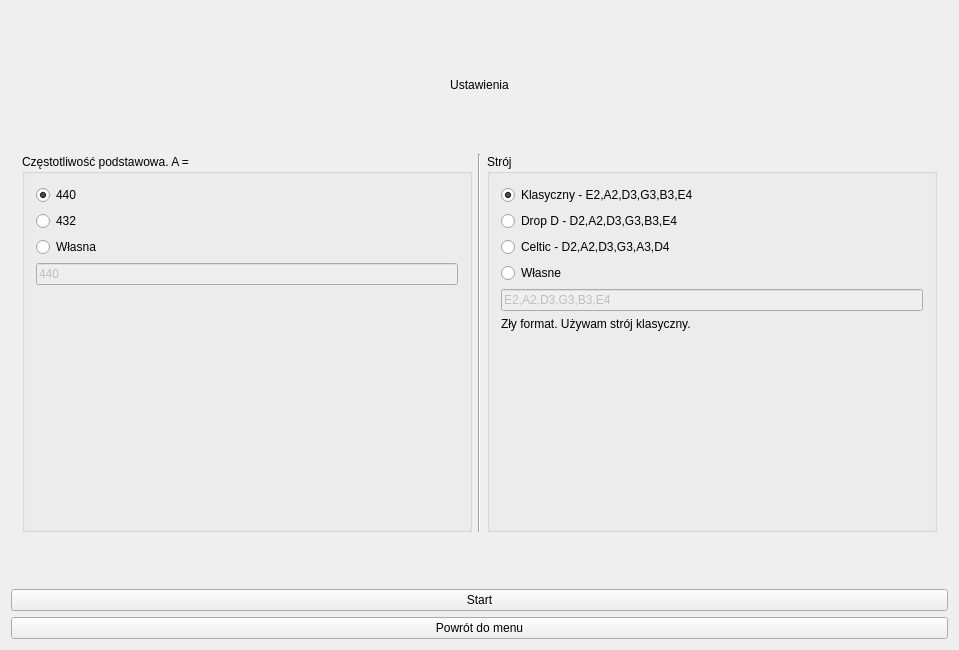
The window that mainwindow.ui (december0123/dzwiekspert) describes before a commit, drawn with Qt 5.
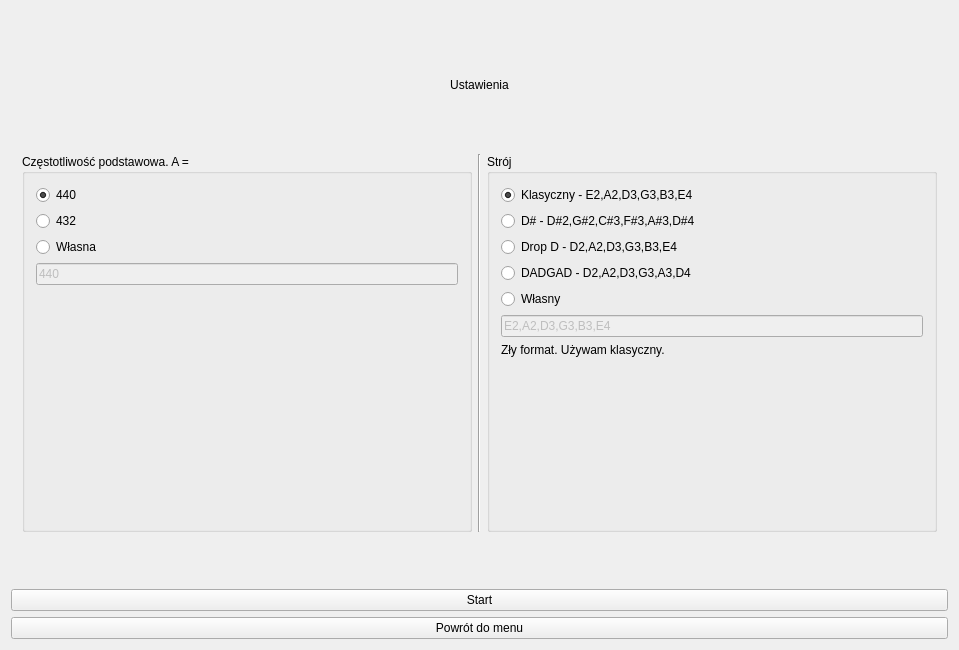
The same window after the commit. Custom widgets are drawn as their Qt base class.

Commit message: Add D# tuning

What changed in the file:
```diff
--- a/mainwindow.ui
+++ b/mainwindow.ui
@@ -214,6 +214,13 @@
                </property>
               </widget>
              </item>
+             <item>
+              <widget class="QRadioButton" name="tuning_Dsharp">
+               <property name="text">
+                <string>D# - D#2,G#2,C#3,F#3,A#3,D#4</string>
+               </property>
+              </widget>
+             </item>
              <item>
               <widget class="QRadioButton" name="tuning_DROP_D">
                <property name="text">
@@ -224,14 +231,14 @@
              <item>
               <widget class="QRadioButton" name="tuning_CELTIC">
                <property name="text">
-                <string>Celtic - D2,A2,D3,G3,A3,D4</string>
+                <string>DADGAD - D2,A2,D3,G3,A3,D4</string>
                </property>
               </widget>
              </item>
              <item>
               <widget class="QRadioButton" name="tuning_custom">
                <property name="text">
-                <string>Własne</string>
+                <string>Własny</string>
                </property>
               </widget>
              </item>
@@ -248,7 +255,7 @@
              <item>
               <widget class="QLabel" name="tuning_formatLbl">
                <property name="text">
-                <string>Zły format. Używam strój klasyczny.</string>
+                <string>Zły format. Używam klasyczny.</string>
                </property>
               </widget>
              </item>
```
